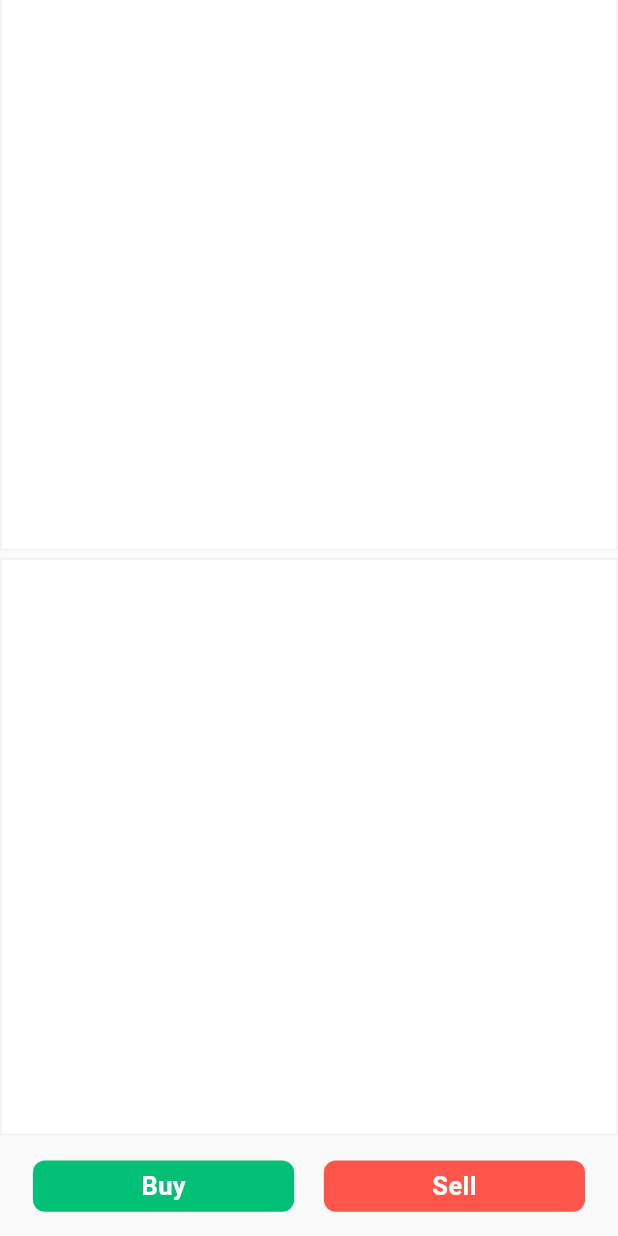
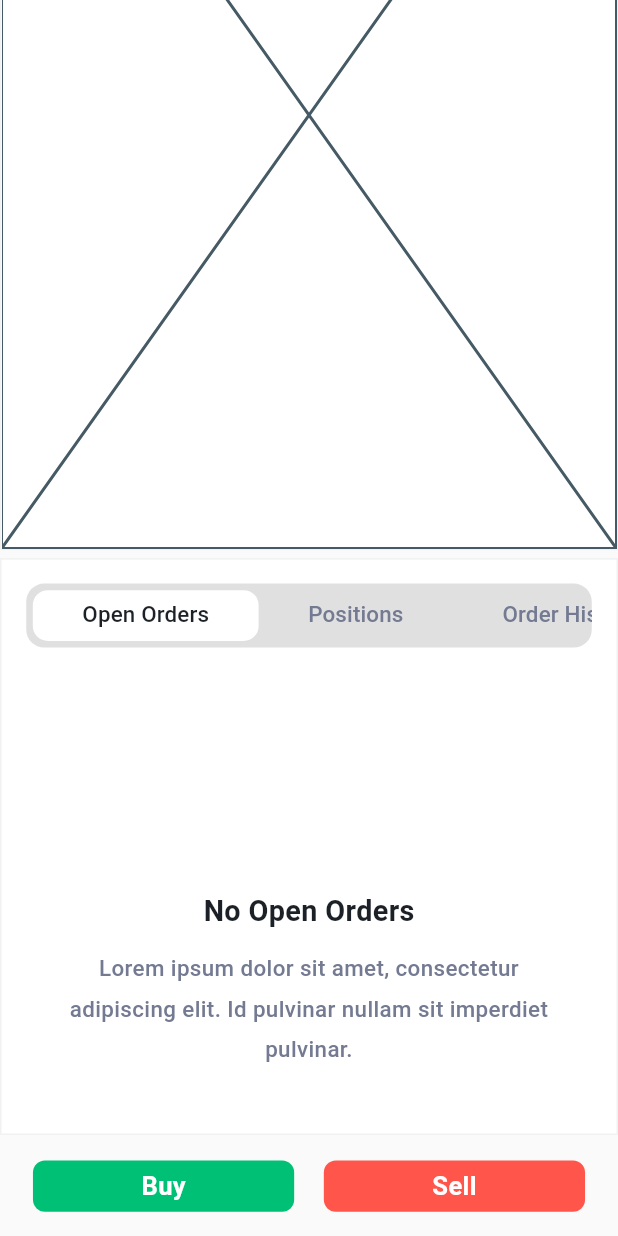
Before and after one commit to JER3MIAH/binance_app_ui, a Flutter app: the screen it shows after launch, scrolled down 517 dp, on a phone screen of 412 x 824 dp. Run offline on Flutter 3.47's test engine with Material 3 defaults, Android fonts, the light colour scheme and no system bars; our stand-ins replace flutter_hooks, flutter_riverpod, flutter_svg, hooks_riverpod.

Commit message:
Set up tab bars and implement bottom tab bar views

```diff
--- a/lib/src/features/home/presentation/components/home_body.dart
+++ b/lib/src/features/home/presentation/components/home_body.dart
@@ -1,18 +1,27 @@
+import 'package:binance_app_ui/src/features/home/presentation/components/tabbar_views/orders/open_order.dart';
+import 'package:binance_app_ui/src/features/home/presentation/components/tabbar_views/orders/order_history.dart';
+import 'package:binance_app_ui/src/features/home/presentation/components/tabbar_views/orders/positions.dart';
+import 'package:binance_app_ui/src/features/home/presentation/components/tabbar_views/orders/trade_history.dart';
 import 'package:binance_app_ui/src/features/home/presentation/components/top_bar.dart';
 import 'package:binance_app_ui/src/features/home/presentation/widgets/widgets.dart';
 import 'package:binance_app_ui/src/features/theme/data/theme.dart';
 import 'package:binance_app_ui/src/features/theme/logic/theme_provider.dart';
 import 'package:binance_app_ui/src/shared/shared.dart';
 import 'package:flutter/material.dart';
-import 'package:flutter_riverpod/flutter_riverpod.dart';
+import 'package:flutter_hooks/flutter_hooks.dart';
+import 'package:hooks_riverpod/hooks_riverpod.dart';
 
-class HomeBody extends ConsumerWidget {
+import 'tabbar_views/tabbar_views.dart';
+
+class HomeBody extends HookConsumerWidget {
   const HomeBody({super.key});
 
   @override
   Widget build(BuildContext context, ref) {
     final theme = Theme.of(context).colorScheme;
     final isDarkmode = ref.watch(themeProvider).isDarkMode;
+    final firstTabController = useTabController(initialLength: 3);
+    final secondTabController = useTabController(initialLength: 4);
 
     Color color(Color light, Color dark) {
       return isDarkmode ? dark : light;
@@ -23,7 +32,9 @@ class HomeBody extends ConsumerWidget {
       fontWeight: FontWeight.w500,
     );
 
-    return SafeArea(
+    return DefaultTabController(
+      length: 3,
+      child: SafeArea(
         child: SingleChildScrollView(
           child: Column(
             children: [
@@ -31,7 +42,8 @@ class HomeBody extends ConsumerWidget {
               YBox(5.dy),
               BorderedContainer(
                 height: 128.dx,
-              padding: EdgeInsets.symmetric(horizontal: 20.dx, vertical: 12.dy),
+                padding:
+                    EdgeInsets.symmetric(horizontal: 20.dx, vertical: 12.dy),
                 child: Column(
                   children: [
                     Row(
@@ -87,12 +99,67 @@ class HomeBody extends ConsumerWidget {
               YBox(5.dy),
               BorderedContainer(
                 height: 591.dx,
-
+                child: Column(
+                  children: [
+                    YBox(15.dy),
+                    CustomTabBar(
+                      tabController: firstTabController,
+                      tabs: const [
+                        Tab(text: 'Charts'),
+                        Tab(text: 'OrderBook'),
+                        Tab(text: 'Recent trades'),
+                      ],
+                    ),
+                    YBox(10.dy),
+                    Flexible(
+                      child: TabBarView(
+                        controller: firstTabController,
+                        children: const [
+                          ChartsView(),
+                          OrderBookView(),
+                          RecentTradeView(),
+                        ],
+                      ),
+                    ),
+                  ],
+                ),
               ),
               //*-------------------------------------------------------------------------------------
               YBox(5.dy),
               BorderedContainer(
                 height: 350.dx,
+                child: DefaultTabController(
+                  length: 4,
+                  child: Column(
+                    children: [
+                      YBox(15.dy),
+                      CustomTabBar(
+                        tabController: secondTabController,
+                        isScrollable: true,
+                        tabAlignment: TabAlignment.start,
+                        labelPadding: EdgeInsets.symmetric(horizontal: 30.dx),
+                        tabs: const [
+                          Tab(text: 'Open Orders'),
+                          Tab(text: 'Positions'),
+                          Tab(text: 'Order History'),
+                          Tab(text: 'Trade History'),
+                        ],
+                      ),
+                      YBox(10.dy),
+                      Flexible(
+                        child: TabBarView(
+                          controller: secondTabController,
+                          children: const [
+                            OpenOrderView(),
+                            PositionsView(),
+                            OrderHistoryView(),
+                            TradeHistoryView(),
+                          ],
+                        ),
+                      ),
+                    ],
+                  ),
+                ),
               ),
               //*-------------------------------------------------------------------------------------
               Container(
@@ -115,6 +182,7 @@ class HomeBody extends ConsumerWidget {
             ],
           ),
         ),
+      ),
     );
   }
 }
--- /dev/null
+++ b/lib/src/features/home/presentation/components/tabbar_views/orders/open_order.dart
@@ -0,0 +1,39 @@
+import 'package:binance_app_ui/src/shared/shared.dart';
+import 'package:flutter/material.dart';
+
+class OpenOrderView extends StatelessWidget {
+  const OpenOrderView({super.key});
+
+  @override
+  Widget build(BuildContext context) {
+    final theme = Theme.of(context).colorScheme;
+
+    return Column(
+      mainAxisAlignment: MainAxisAlignment.end,
+      children: [
+        Text(
+          'No Open Orders',
+          style: TextStyle(
+            fontSize: 18.sp,
+            fontWeight: FontWeight.w700,
+            color: theme.outline,
+          ),
+        ),
+        Padding(
+          padding: EdgeInsets.symmetric(horizontal: 30.dx).copyWith(top: 10.dy),
+          child: Text(
+            'Lorem ipsum dolor sit amet, consectetur adipiscing elit. Id pulvinar nullam sit imperdiet pulvinar.',
+            style: TextStyle(
+              fontSize: 14.sp,
+              fontWeight: FontWeight.w500,
+              color: theme.secondary,
+              height: 1.8,
+            ),
+            textAlign: TextAlign.center,
+          ),
+        ),
+        YBox(40.dy),
+      ],
+    );
+  }
+}
--- /dev/null
+++ b/lib/src/features/home/presentation/components/tabbar_views/statistics/charts.dart
@@ -0,0 +1,10 @@
+import 'package:flutter/material.dart';
+
+class ChartsView extends StatelessWidget {
+  const ChartsView({super.key});
+
+  @override
+  Widget build(BuildContext context) {
+    return const Placeholder();
+  }
+}
--- /dev/null
+++ b/lib/src/features/home/presentation/components/tabbar_views/tabbar_views.dart
@@ -0,0 +1,7 @@
+export 'statistics/charts.dart';
+export 'statistics/orderbook.dart';
+export 'statistics/recent_trades_view.dart';
+export 'orders/open_order.dart';
+export 'orders/order_history.dart';
+export 'orders/positions.dart';
+export 'orders/trade_history.dart';
--- /dev/null
+++ b/lib/src/features/home/presentation/widgets/tab_bar.dart
@@ -0,0 +1,65 @@
+import 'package:binance_app_ui/src/features/theme/data/theme.dart';
+import 'package:binance_app_ui/src/features/theme/logic/theme_provider.dart';
+import 'package:binance_app_ui/src/shared/shared.dart';
+import 'package:flutter/material.dart';
+import 'package:flutter_riverpod/flutter_riverpod.dart';
+
+class CustomTabBar extends ConsumerWidget {
+  final TabController tabController;
+  final bool isScrollable;
+  final List<Widget> tabs;
+  final EdgeInsetsGeometry? labelPadding;
+  final TabAlignment? tabAlignment;
+  const CustomTabBar({
+    super.key,
+    required this.tabController,
+    required this.tabs,
+    this.isScrollable = false,
+    this.labelPadding,
+    this.tabAlignment,
+  });
+
+  @override
+  Widget build(BuildContext context, ref) {
+    final theme = Theme.of(context).colorScheme;
+    final isDarkmode = ref.watch(themeProvider).isDarkMode;
+
+    return Container(
+      height: 40.dy,
+      alignment: Alignment.center,
+      margin: EdgeInsets.symmetric(horizontal: 15.dx),
+      decoration: BoxDecoration(
+        borderRadius: BorderRadius.circular(12),
+        color: isDarkmode ? const Color(0xFF1C2127) : Colors.grey.shade300,
+      ),
+      child: TabBar(
+        controller: tabController,
+        isScrollable: isScrollable,
+        labelStyle: TextStyle(
+          fontSize: 14.sp,
+          fontWeight: FontWeight.w500,
+          color: theme.outline,
+        ),
+        unselectedLabelStyle: TextStyle(
+          fontSize: 14.sp,
+          fontWeight: FontWeight.w500,
+          color: isDarkmode ? appColors.white : appColors.ltgreyText,
+        ),
+        unselectedLabelColor: theme.secondary,
+        indicator: BoxDecoration(
+          borderRadius: BorderRadius.circular(10),
+          color: isDarkmode
+              ? const Color(0xFFE9F0FF).withOpacity(.05)
+              : appColors.white,
+        ),
+        padding: EdgeInsets.all(4.dx),
+        labelPadding: labelPadding ?? EdgeInsets.zero,
+        tabAlignment: tabAlignment,
+        overlayColor: const MaterialStatePropertyAll(Colors.transparent),
+        dividerColor: Colors.transparent,
+        indicatorSize: TabBarIndicatorSize.tab,
+        tabs: tabs,
+      ),
+    );
+  }
+}
--- a/lib/src/features/home/presentation/widgets/widgets.dart
+++ b/lib/src/features/home/presentation/widgets/widgets.dart
@@ -1,3 +1,4 @@
 export 'bordered_container.dart';
 export 'buy_or_sell_button.dart';
 export 'btc_stat_container.dart';
+export 'tab_bar.dart';
--- a/lib/src/features/theme/data/colors.dart
+++ b/lib/src/features/theme/data/colors.dart
@@ -5,7 +5,7 @@ import 'package:flutter/material.dart';
 
 class AppColors {
   Color white = const Color(0xFFFFFFFF);
-  Color black = const Color(0xFF17181B);
+  Color black = const Color(0xFF1C2127);
   Color green = const Color(0xFF00C076);
   Color lightGreen = const Color(0xFF25C26E);
   Color orange = const Color(0xFFFF6838);
```
Also changed, not shown: lib/src/features/home/presentation/components/tabbar_views/orders/order_history.dart (added, +39 -0 lines), lib/src/features/home/presentation/components/tabbar_views/orders/positions.dart (added, +39 -0 lines), lib/src/features/home/presentation/components/tabbar_views/orders/trade_history.dart (added, +39 -0 lines), lib/src/features/home/presentation/components/tabbar_views/statistics/orderbook.dart (added, +10 -0 lines), lib/src/features/home/presentation/components/tabbar_views/statistics/recent_trades_view.dart (added, +10 -0 lines). Lines whose indentation alone changed are shown as unchanged.
